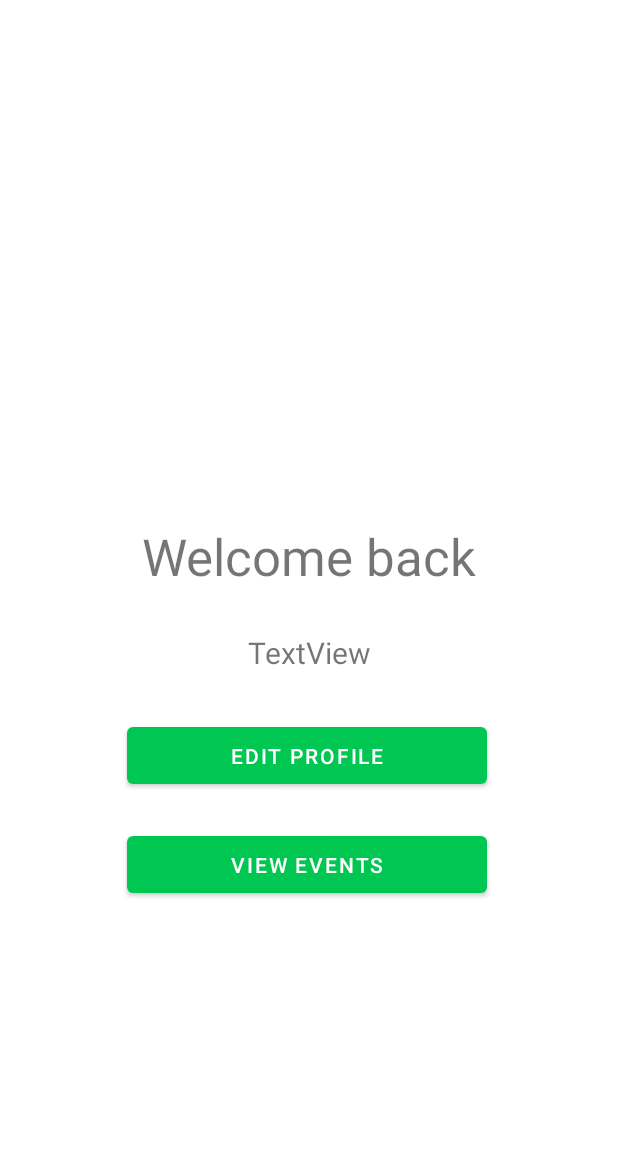
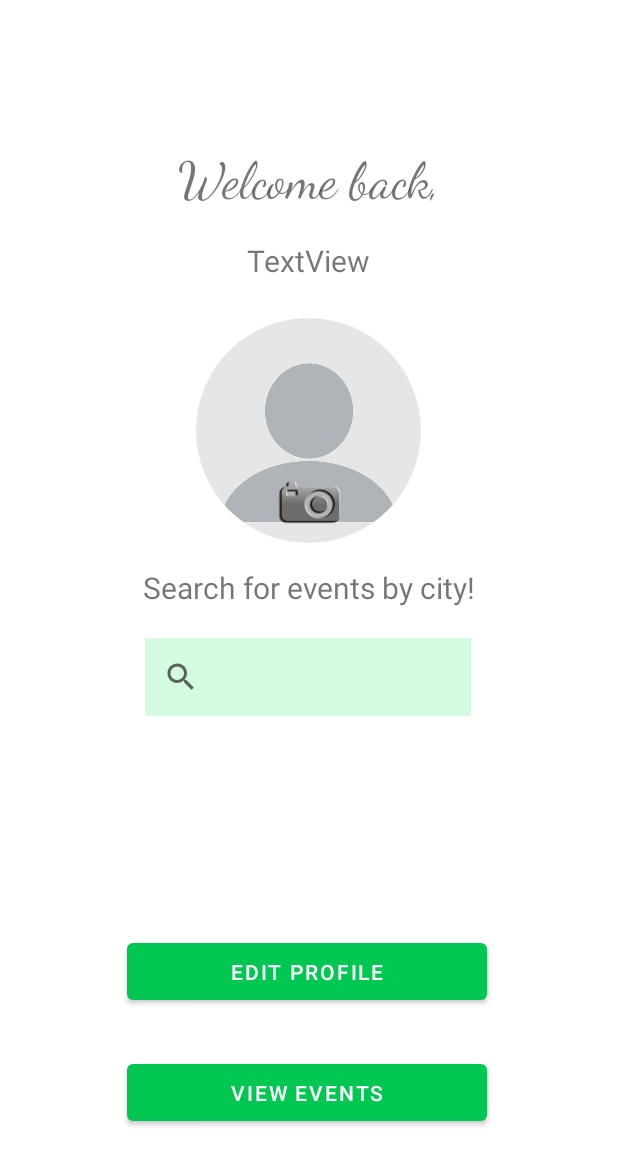
Before and after one commit to MatteoFilosa/easyEvent, an Android app: the layout activity_main.xml on its own in the app's theme, with its tools: preview values and no code run, on a phone screen of 412 x 824 dp. Shown: the top 1165 px of the screen. Run offline under Robolectric (Android 15) with nearby library versions, the phone set to English and light mode, and no system bars.

Commit message:
alcune modifiche al main e login

```diff
--- a/app/build.gradle
+++ b/app/build.gradle
@@ -31,6 +31,7 @@ android {
     }
     buildFeatures {
         dataBinding true
+        viewBinding true
     }
     compileOptions {
         sourceCompatibility JavaVersion.VERSION_1_8
--- a/app/src/main/java/com/example/easyEvent/MapsActivity.kt
+++ b/app/src/main/java/com/example/easyEvent/MapsActivity.kt
@@ -9,7 +9,7 @@ import com.google.android.gms.maps.OnMapReadyCallback
 import com.google.android.gms.maps.SupportMapFragment
 import com.google.android.gms.maps.model.LatLng
 import com.google.android.gms.maps.model.MarkerOptions
-/* import com.example.easyEvent.databinding.ActivityMapsBinding
+import com.example.easyEvent.databinding.ActivityMapsBinding
 
 class MapsActivity : AppCompatActivity(), OnMapReadyCallback {
 
@@ -45,4 +45,4 @@ class MapsActivity : AppCompatActivity(), OnMapReadyCallback {
         mMap.addMarker(MarkerOptions().position(sydney).title("Marker in Sydney"))
         mMap.moveCamera(CameraUpdateFactory.newLatLng(sydney))
     }
-} */
+}
--- a/app/src/main/res/layout/activity_main.xml
+++ b/app/src/main/res/layout/activity_main.xml
@@ -10,12 +10,27 @@
         android:id="@+id/Welcome_Back"
         android:layout_width="match_parent"
         android:layout_height="wrap_content"
-        android:layout_marginTop="348dp"
-        android:text="Welcome back"
+        android:layout_marginTop="100dp"
+        android:fontFamily="cursive"
+        android:text="Welcome back,"
         android:textAlignment="center"
         android:textSize="34sp"
+        app:fontFamily="cursive"
         app:layout_constraintEnd_toEndOf="parent"
-        app:layout_constraintHorizontal_bias="1.0"
+        app:layout_constraintHorizontal_bias="0.0"
+        app:layout_constraintStart_toStartOf="parent"
+        app:layout_constraintTop_toTopOf="parent" />
+
+    <de.hdodenhof.circleimageview.CircleImageView
+        android:id="@+id/profile_image"
+        android:layout_width="150dp"
+        android:layout_height="150dp"
+        android:layout_marginTop="212dp"
+        android:src="@drawable/default_propic"
+        android:text="@string/select_profile_picture"
+        app:civ_border_color="#FF000000"
+        app:layout_constraintEnd_toEndOf="parent"
+        app:layout_constraintHorizontal_bias="0.498"
         app:layout_constraintStart_toStartOf="parent"
         app:layout_constraintTop_toTopOf="parent" />
 
@@ -27,9 +42,10 @@
         android:textSize="20sp"
         app:layout_constraintBottom_toBottomOf="parent"
         app:layout_constraintEnd_toEndOf="parent"
+        app:layout_constraintHorizontal_bias="0.498"
         app:layout_constraintStart_toStartOf="parent"
         app:layout_constraintTop_toBottomOf="@+id/Welcome_Back"
-        app:layout_constraintVertical_bias="0.07" />
+        app:layout_constraintVertical_bias="0.028" />
 
     <com.google.android.material.button.MaterialButton
         android:id="@+id/editprofile_button"
@@ -41,7 +57,7 @@
         app:layout_constraintHorizontal_bias="0.491"
         app:layout_constraintStart_toStartOf="parent"
         app:layout_constraintTop_toBottomOf="@+id/user"
-        app:layout_constraintVertical_bias="0.093" />
+        app:layout_constraintVertical_bias="0.742" />
 
     <com.google.android.material.button.MaterialButton
         android:id="@+id/view_events"
@@ -53,6 +69,30 @@
         app:layout_constraintHorizontal_bias="0.491"
         app:layout_constraintStart_toStartOf="parent"
         app:layout_constraintTop_toBottomOf="@+id/editprofile_button"
-        app:layout_constraintVertical_bias="0.093" />
+        app:layout_constraintVertical_bias="0.303" />
+
+    <SearchView
+        android:id="@+id/searchE"
+        android:layout_width="217dp"
+        android:layout_height="52dp"
+        android:layout_marginTop="20dp"
+        app:layout_constraintEnd_toEndOf="parent"
+        app:layout_constraintHorizontal_bias="0.498"
+        app:layout_constraintStart_toStartOf="parent"
+        app:layout_constraintTop_toBottomOf="@+id/textView"
+        android:queryHint="Enter a city..."
+        android:background="#d4fadf"
+        android:radius="12dp" />
+
+    <TextView
+        android:id="@+id/textView"
+        android:layout_width="wrap_content"
+        android:layout_height="wrap_content"
+        android:layout_marginTop="16dp"
+        android:text="Search for events by city!"
+        android:textSize="20sp"
+        app:layout_constraintEnd_toEndOf="parent"
+        app:layout_constraintStart_toStartOf="parent"
+        app:layout_constraintTop_toBottomOf="@+id/profile_image" />
 
 </androidx.constraintlayout.widget.ConstraintLayout>
```
Also changed, not shown: app/src/main/java/com/example/easyEvent/LoginActivity.kt (+6 -5 lines), app/src/main/java/com/example/easyEvent/MainActivity.kt (+57 -13 lines), app/src/main/java/com/example/easyEvent/ProfileInfosActivity.kt (+4 -4 lines), app/src/main/res/drawable/one1.png (added), app/src/main/res/drawable/three3.png (added), app/src/main/res/drawable/two2.png (added).
